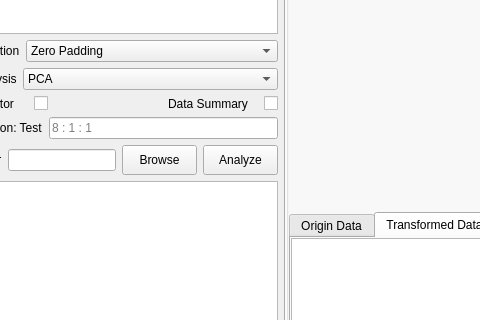
Before: the Qt Designer form QSAR-UI/mainwindow0.ui in sheMnapion/AI-QSAR, drawn with Qt 5; both pictures show x 81 to 561 and y 171 to 491 of the 995 by 697 pixel window.
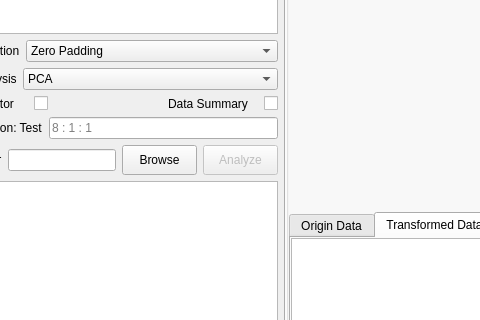
After: the same form once the commit is applied. The open tabs and pages were chosen to show the change.

The edit to the form file:
```diff
--- a/QSAR-UI/mainwindow0.ui
+++ b/QSAR-UI/mainwindow0.ui
@@ -2,6 +2,9 @@
 <ui version="4.0">
  <class>MainWindow</class>
  <widget class="QMainWindow" name="MainWindow">
+  <property name="enabled">
+   <bool>true</bool>
+  </property>
   <property name="geometry">
    <rect>
     <x>0</x>
@@ -479,6 +482,9 @@
         </item>
         <item>
          <widget class="QPushButton" name="outputSaveBtn">
+          <property name="enabled">
+           <bool>false</bool>
+          </property>
           <property name="sizePolicy">
            <sizepolicy hsizetype="Fixed" vsizetype="Fixed">
             <horstretch>0</horstretch>
```
Left out of the diff: 8 changed lines with no effect on the pictures.
